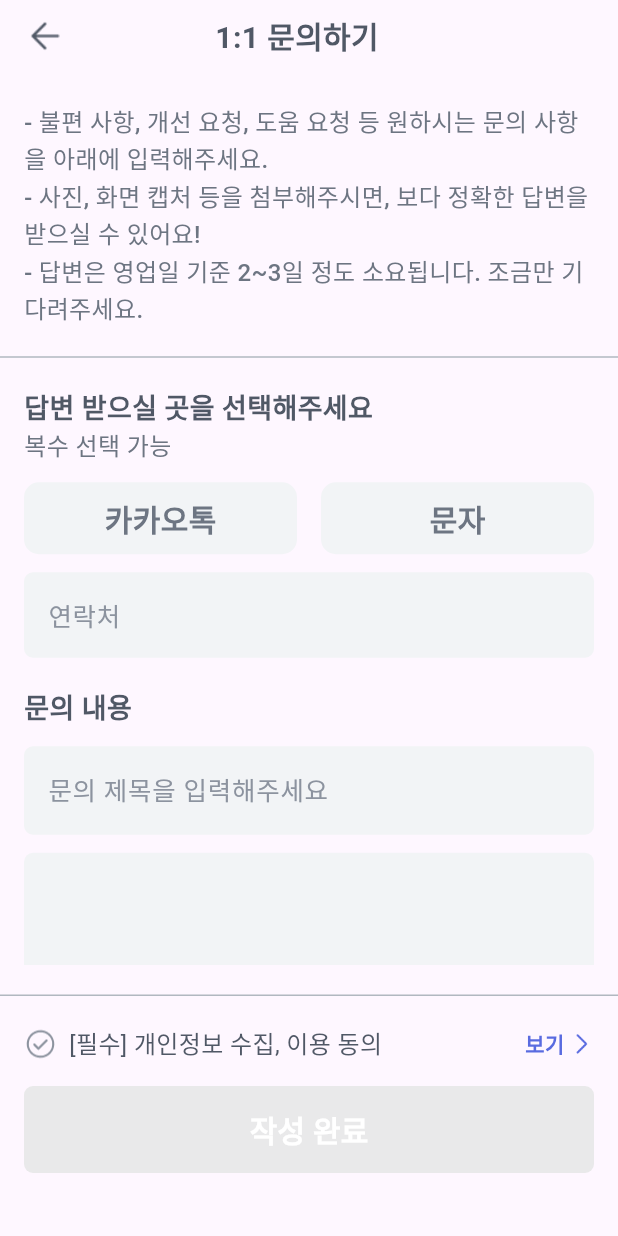
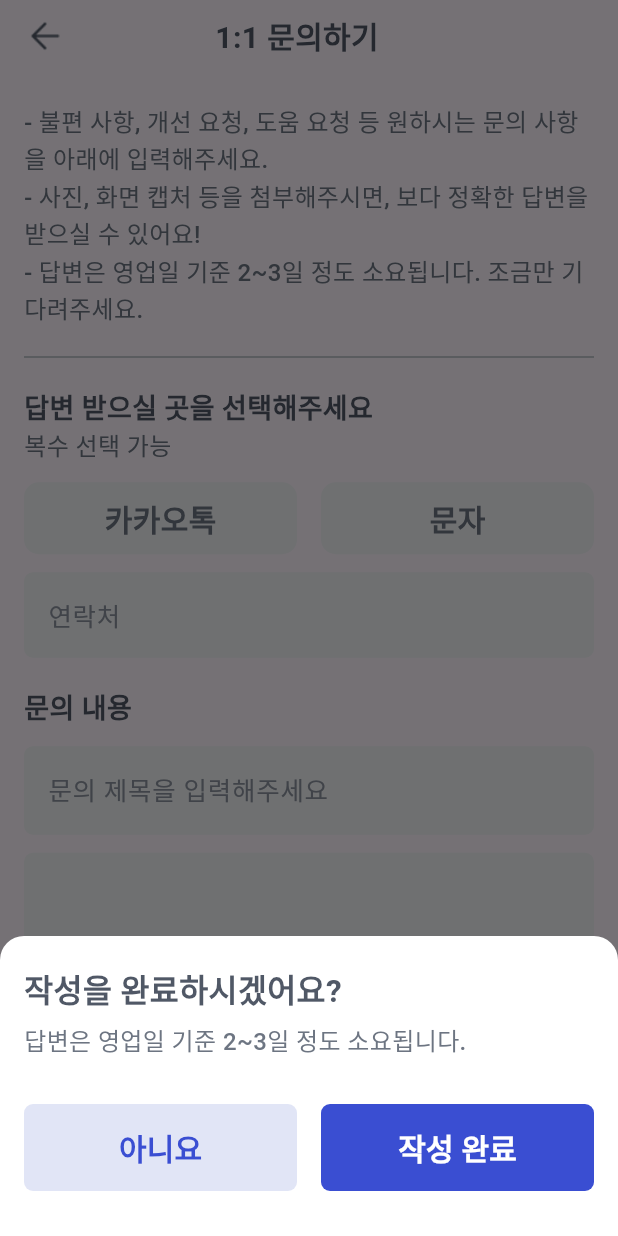
Before and after one commit to jaekyung-you/seenear_flutter, a Flutter app: the InquiryScreen screen opened by its route, after a tap on "작성 완료", on a phone screen of 412 x 824 dp. Run offline on Flutter 3.47's test engine with Material 2 defaults, Android fonts, the phone set to English and light mode, and no system bars; our stand-ins replace get, styled_text; missing offline and left inert: kakao_flutter_sdk_user.

Commit message:
1:1 문의하기 UI 버그 수정

```diff
--- a/lib/presentation/my_page/controller/help_desk_controller.dart
+++ b/lib/presentation/my_page/controller/help_desk_controller.dart
@@ -1,5 +1,7 @@
 import 'package:flutter/cupertino.dart';
 import 'package:get/get.dart';
+import 'package:seenear/const/design_system/base_bottom_sheet.dart';
+import 'package:seenear/domain/util/snack_bar_manager.dart';
 
 class HelpDeskController extends GetxController {
   List<String> helpKeyword = [
@@ -17,4 +19,22 @@ class HelpDeskController extends GetxController {
 
   TextEditingController inquiryTitleInputController = TextEditingController();
   TextEditingController inquiryContentInputController = TextEditingController();
+
+  void onTapCompleteButton() {
+    Get.bottomSheet(
+      BaseBottomSheet(
+        title: '작성을 완료하시겠어요?',
+        desc: '답변은 영업일 기준 2~3일 정도 소요됩니다.',
+        buttonTitles: ['아니요', '작성 완료'],
+        onTapButton: (index) async {
+          Get.back();
+          if (index == 1) {
+            // todo: 작성 제출
+            Get.back();
+            SnackBarManager().showSnackBar(title: '1:1 문의 작성이 완료 되었습니다.');
+          }
+        },
+      ),
+    );
+  }
 }
--- a/lib/presentation/my_page/widget/my_setting_menu/inquiry_screen.dart
+++ b/lib/presentation/my_page/widget/my_setting_menu/inquiry_screen.dart
@@ -18,7 +18,7 @@ class InquiryScreen extends GetView<HelpDeskController> {
             padding: EdgeInsets.symmetric(horizontal: 16.0),
             child: BaseHeader(title: '1:1 문의하기'),
           ),
-          inquiryContent(),
+          Expanded(child: inquiryContent()),
           Padding(
             padding: const EdgeInsets.symmetric(vertical: 20.0),
             child: Divider(
@@ -33,23 +33,21 @@ class InquiryScreen extends GetView<HelpDeskController> {
   }
 
   Widget inquiryContent() {
-    return Expanded(
-      child: SingleChildScrollView(
+    return SingleChildScrollView(
+      child: Padding(
+        padding: const EdgeInsets.symmetric(horizontal: 16.0),
         child: Column(
           children: [
             const SizedBox(
               height: 20,
             ),
-            Padding(
-              padding: const EdgeInsets.symmetric(horizontal: 16.0),
-              child: Text(
+            Text(
               '- 불편 사항, 개선 요청, 도움 요청 등 원하시는 문의 사항을 아래에 입력해주세요.\n- 사진, 화면 캡처 등을 첨부해주시면, 보다 정확한 답변을 받으실 수 있어요!\n- 답변은 영업일 기준 2~3일 정도 소요됩니다. 조금만 기다려주세요.',
               style: TextStyle(
                 fontSize: 16,
                 fontWeight: FontWeight.w500,
                 color: SeenearColor.grey50,
                 height: 1.5,
-                ),
               ),
             ),
             Padding(
@@ -59,10 +57,7 @@ class InquiryScreen extends GetView<HelpDeskController> {
                 height: 0.5,
               ),
             ),
-            Padding(
-              padding: const EdgeInsets.symmetric(horizontal: 16.0),
-              child: Expanded(
-                child: Column(
+            Column(
               crossAxisAlignment: CrossAxisAlignment.start,
               children: [
                 Text(
@@ -256,8 +251,6 @@ class InquiryScreen extends GetView<HelpDeskController> {
                   ),
                 )
               ],
-                ),
-              ),
             )
           ],
         ),
@@ -314,8 +307,10 @@ class InquiryScreen extends GetView<HelpDeskController> {
           ),
           BaseButton(
             buttonText: '작성 완료',
-            isDisabled: true,
-            onPressed: () {},
+            isDisabled: false,
+            onPressed: () {
+              controller.onTapCompleteButton();
+            },
           ),
         ],
       ),
```
Lines whose indentation alone changed are shown as unchanged.
